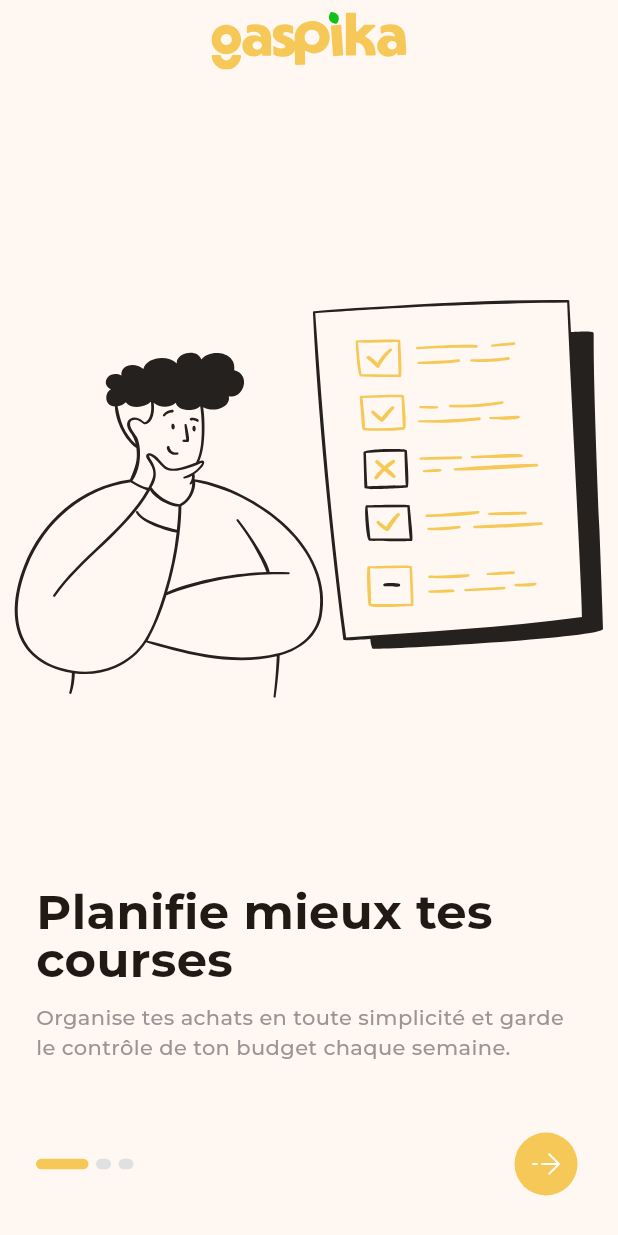
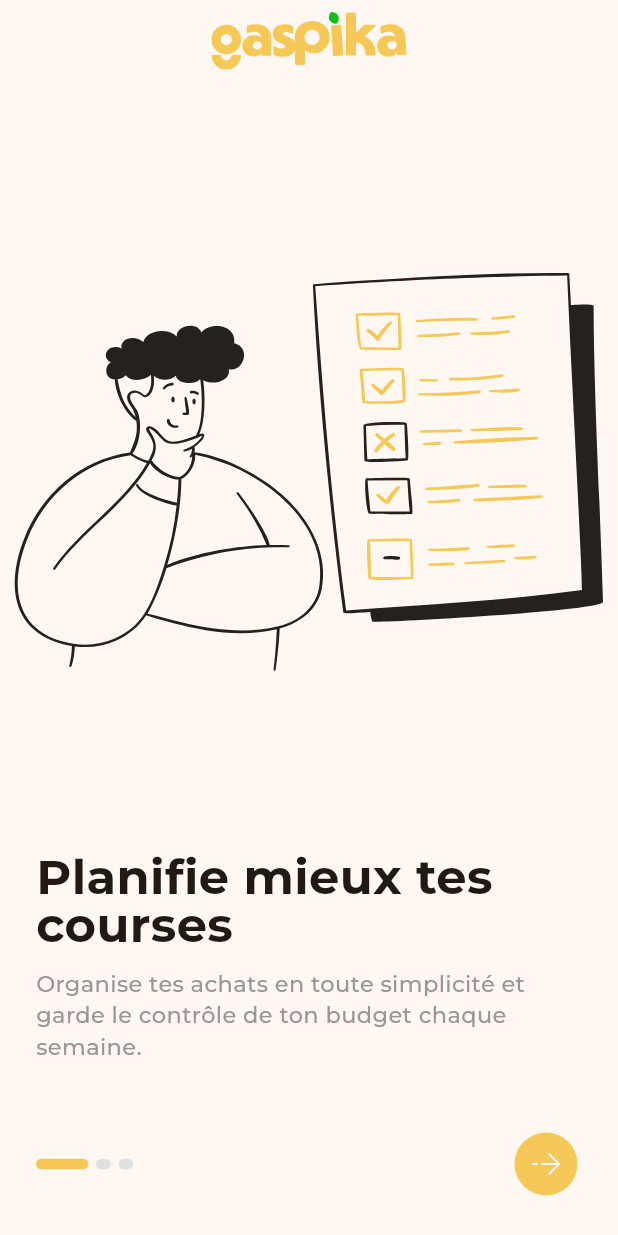
Before and after one commit to KiritoEM/gaspika, a Flutter app: the screen it shows after launch, on a phone screen of 412 x 824 dp. Run offline on Flutter 3.47's test engine with Material 3 defaults, Android fonts, the phone set to English and light mode, and no system bars; our stand-ins replace flutter_svg, go_router, google_fonts.

Commit message:
feat(onboarding): finish onboarding slider

```diff
--- a/Mobile/lib/configs/app_theme.dart
+++ b/Mobile/lib/configs/app_theme.dart
@@ -12,7 +12,9 @@ class AppTheme {
       ),
       textTheme: GoogleFonts.montserratTextTheme(Theme.of(context).textTheme)
           .copyWith(
-            bodyMedium: GoogleFonts.montserrat(fontWeight: FontWeight.w500),
+            bodyMedium: GoogleFonts.montserrat(
+              fontWeight: FontWeight.w500,
+            ).copyWith(fontSize: 15),
           ),
       iconButtonTheme: IconButtonThemeData(
         style: IconButton.styleFrom(backgroundColor: AppColors.primary),
--- a/Mobile/lib/features/onboarding/widgets/onboarding_slider.dart
+++ b/Mobile/lib/features/onboarding/widgets/onboarding_slider.dart
@@ -75,7 +75,7 @@ class _OnboardingSliderState extends State<OnboardingSlider> {
           ),
         ),
 
-        const SizedBox(height: 50),
+        const SizedBox(height: 45),
 
         // Slider Content
         SizedBox(
```
